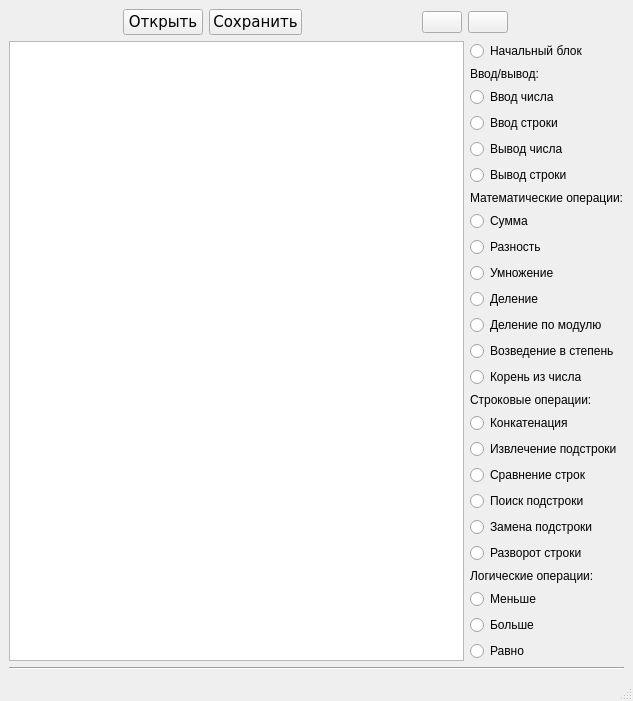
kera0106/visual_development_environment, file mainwindow.ui: the form before one commit.
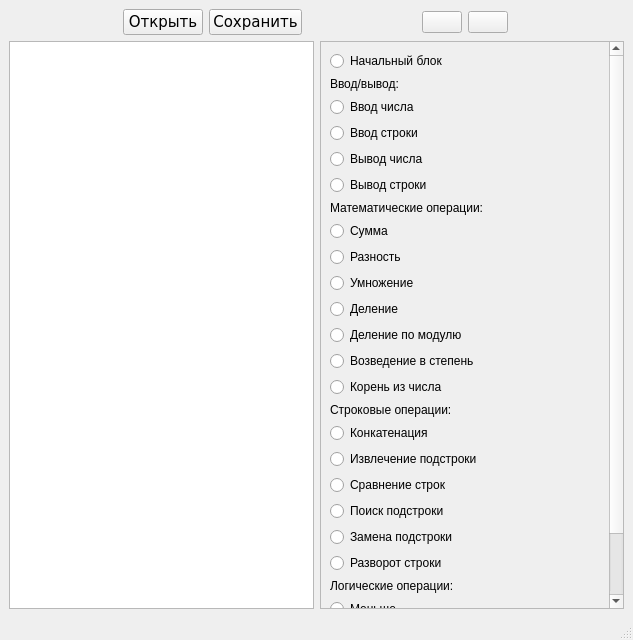
The form after the commit. Icons and pictures are not drawn.

Commit message: screencast and scroll area added

```diff
--- a/mainwindow.ui
+++ b/mainwindow.ui
@@ -7,7 +7,7 @@
     <x>0</x>
     <y>0</y>
     <width>633</width>
-    <height>575</height>
+    <height>640</height>
    </rect>
   </property>
   <property name="cursor">
@@ -141,15 +141,28 @@
        <widget class="QGraphicsView" name="canvas"/>
       </item>
       <item>
-       <layout class="QVBoxLayout" name="blockListView" stretch="1,0,1,0,0,0,0,1,0,0,0,0,0,0,0,0,0,0,0,0,0,0,0,0,0">
-        <item>
+       <widget class="QScrollArea" name="scrollArea">
+        <property name="widgetResizable">
+         <bool>true</bool>
+        </property>
+        <widget class="QWidget" name="button_list">
+         <property name="geometry">
+          <rect>
+           <x>0</x>
+           <y>0</y>
+           <width>296</width>
+           <height>534</height>
+          </rect>
+         </property>
+         <layout class="QGridLayout" name="gridLayout">
+          <item row="0" column="0">
          <widget class="QRadioButton" name="start">
           <property name="text">
            <string>Начальный блок</string>
           </property>
          </widget>
         </item>
-        <item>
+          <item row="1" column="0">
          <widget class="QLabel" name="label">
           <property name="maximumSize">
            <size>
@@ -162,35 +175,35 @@
           </property>
          </widget>
         </item>
-        <item>
+          <item row="2" column="0">
          <widget class="QRadioButton" name="input">
           <property name="text">
            <string>Ввод числа</string>
           </property>
          </widget>
         </item>
-        <item>
+          <item row="3" column="0">
          <widget class="QRadioButton" name="inputString">
           <property name="text">
            <string>Ввод строки</string>
           </property>
          </widget>
         </item>
-        <item>
+          <item row="4" column="0">
          <widget class="QRadioButton" name="output">
           <property name="text">
            <string>Вывод числа</string>
           </property>
          </widget>
         </item>
-        <item>
+          <item row="5" column="0">
          <widget class="QRadioButton" name="outputString">
           <property name="text">
            <string>Вывод строки</string>
           </property>
          </widget>
         </item>
-        <item>
+          <item row="6" column="0">
          <widget class="QLabel" name="label_2">
           <property name="maximumSize">
            <size>
@@ -203,56 +216,56 @@
           </property>
          </widget>
         </item>
-        <item>
+          <item row="7" column="0">
          <widget class="QRadioButton" name="sum">
           <property name="text">
            <string>Сумма</string>
           </property>
          </widget>
         </item>
-        <item>
+          <item row="8" column="0">
          <widget class="QRadioButton" name="diff">
           <property name="text">
            <string>Разность</string>
           </property>
          </widget>
         </item>
-        <item>
+          <item row="9" column="0">
          <widget class="QRadioButton" name="mult">
           <property name="text">
            <string>Умножение</string>
           </property>
          </widget>
         </item>
-        <item>
+          <item row="10" column="0">
          <widget class="QRadioButton" name="divide">
           <property name="text">
            <string>Деление</string>
           </property>
          </widget>
         </item>
-        <item>
+          <item row="11" column="0">
          <widget class="QRadioButton" name="mod">
           <property name="text">
            <string>Деление по модулю</string>
           </property>
          </widget>
         </item>
-        <item>
+          <item row="12" column="0">
          <widget class="QRadioButton" name="pow">
           <property name="text">
            <string>Возведение в степень</string>
           </property>
          </widget>
         </item>
-        <item>
+          <item row="13" column="0">
          <widget class="QRadioButton" name="sqrt">
           <property name="text">
            <string>Корень из числа</string>
           </property>
          </widget>
         </item>
-        <item>
+          <item row="14" column="0">
          <widget class="QLabel" name="label_4">
           <property name="maximumSize">
            <size>
@@ -265,49 +278,49 @@
           </property>
          </widget>
         </item>
-        <item>
+          <item row="15" column="0">
          <widget class="QRadioButton" name="concat">
           <property name="text">
            <string>Конкатенация</string>
           </property>
          </widget>
         </item>
-        <item>
+          <item row="16" column="0">
          <widget class="QRadioButton" name="substring">
           <property name="text">
            <string>Извлечение подстроки</string>
           </property>
          </widget>
         </item>
-        <item>
+          <item row="17" column="0">
          <widget class="QRadioButton" name="equals">
           <property name="text">
            <string>Сравнение строк</string>
           </property>
          </widget>
         </item>
-        <item>
+          <item row="18" column="0">
          <widget class="QRadioButton" name="find">
           <property name="text">
            <string>Поиск подстроки</string>
           </property>
          </widget>
         </item>
-        <item>
+          <item row="19" column="0">
          <widget class="QRadioButton" name="replace">
           <property name="text">
            <string>Замена подстроки</string>
           </property>
          </widget>
         </item>
-        <item>
+          <item row="20" column="0">
          <widget class="QRadioButton" name="reverse">
           <property name="text">
            <string>Разворот строки</string>
           </property>
          </widget>
         </item>
-        <item>
+          <item row="21" column="0">
          <widget class="QLabel" name="label_3">
           <property name="maximumSize">
            <size>
@@ -320,21 +333,21 @@
           </property>
          </widget>
         </item>
-        <item>
+          <item row="22" column="0">
          <widget class="QRadioButton" name="less">
           <property name="text">
            <string>Меньше</string>
           </property>
          </widget>
         </item>
-        <item>
+          <item row="23" column="0">
          <widget class="QRadioButton" name="bigger">
           <property name="text">
            <string>Больше</string>
           </property>
          </widget>
         </item>
-        <item>
+          <item row="24" column="0">
          <widget class="QRadioButton" name="equal">
           <property name="text">
            <string>Равно</string>
@@ -342,19 +355,11 @@
          </widget>
         </item>
        </layout>
+        </widget>
+       </widget>
       </item>
      </layout>
     </item>
-    <item>
-     <widget class="Line" name="line">
-      <property name="cursor">
-       <cursorShape>ArrowCursor</cursorShape>
-      </property>
-      <property name="orientation">
-       <enum>Qt::Horizontal</enum>
-      </property>
-     </widget>
-    </item>
    </layout>
   </widget>
   <widget class="QStatusBar" name="statusbar"/>
```
Lines whose indentation alone changed are shown as unchanged. The commit also changes 1 other file.
